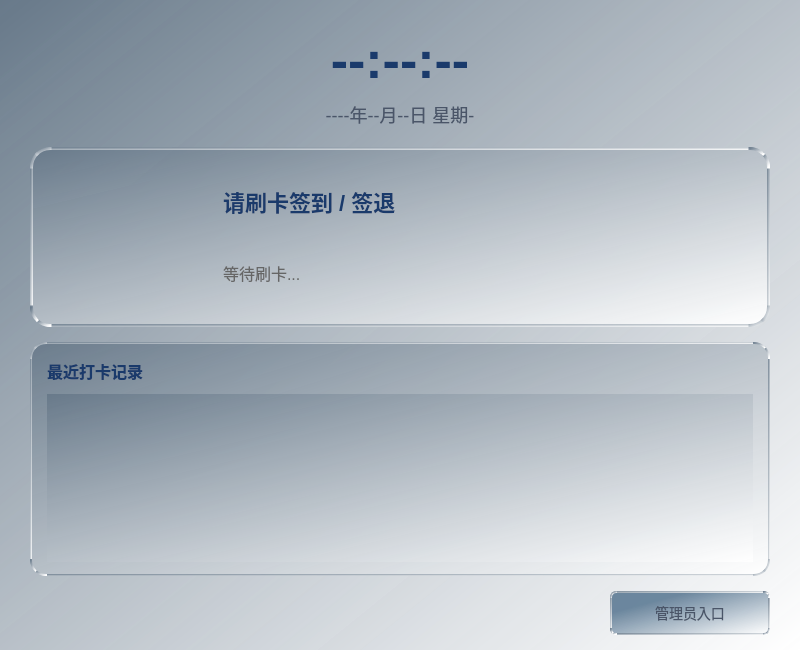
KKINDGAR/AttendanceCheckinSystem, file Attendance_Check_In_System/widget.ui: the form before one commit.
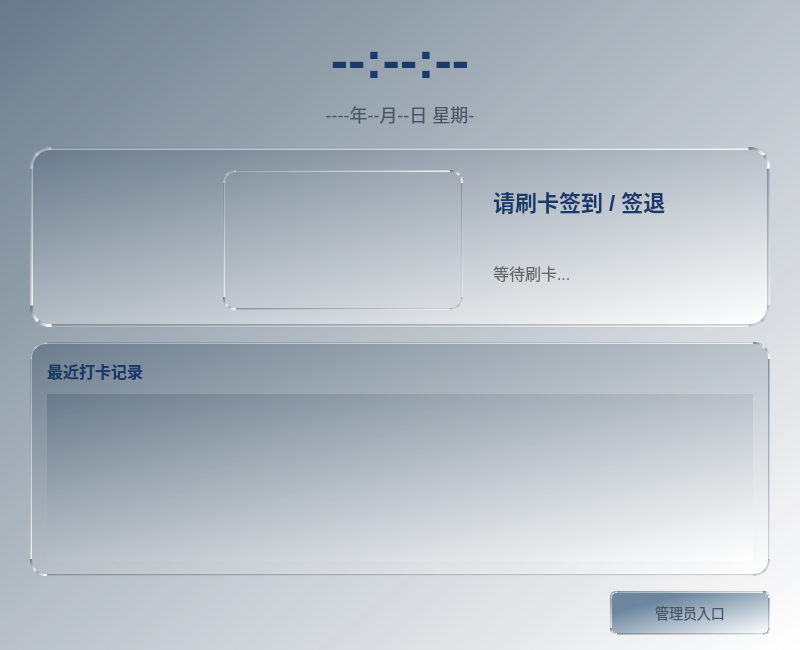
The form after the commit. Icons and pictures are not drawn.

```diff
--- a/Attendance_Check_In_System/widget.ui
+++ b/Attendance_Check_In_System/widget.ui
@@ -171,6 +171,38 @@
         </property>
        </widget>
       </item>
+      <item>
+       <widget class="QLabel" name="lblCamera">
+        <property name="minimumSize">
+         <size>
+          <width>240</width>
+          <height>140</height>
+         </size>
+        </property>
+        <property name="maximumSize">
+         <size>
+          <width>320</width>
+          <height>160</height>
+         </size>
+        </property>
+        <property name="styleSheet">
+         <string notr="true">QLabel{
+    border: 2px solid qlineargradient(spread:pad, x1:0, y1:0, x2:1, y2:1, stop:0 rgba(100, 118, 135, 217), stop:1 rgba(255, 255, 255, 255));
+    border-radius: 12px;
+    background: transparent;
+}</string>
+        </property>
+        <property name="text">
+         <string/>
+        </property>
+        <property name="scaledContents">
+         <bool>true</bool>
+        </property>
+        <property name="alignment">
+         <set>Qt::AlignCenter</set>
+        </property>
+       </widget>
+      </item>
       <item>
        <layout class="QVBoxLayout" name="checkInTextLayout">
         <property name="spacing">
```
